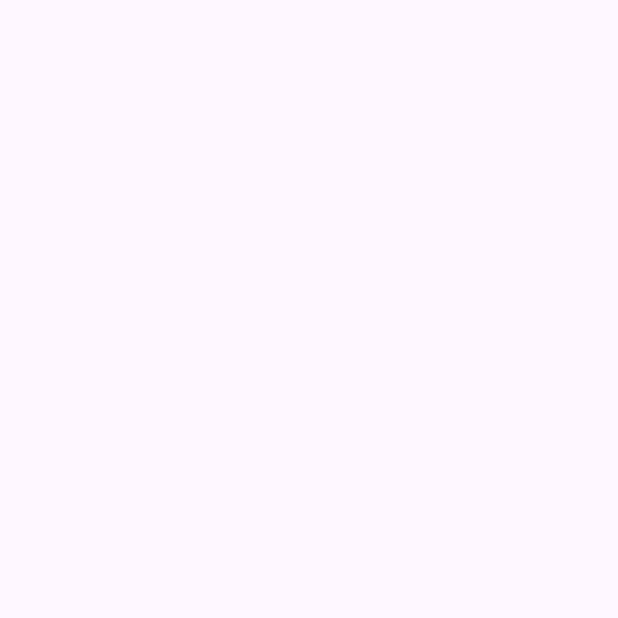
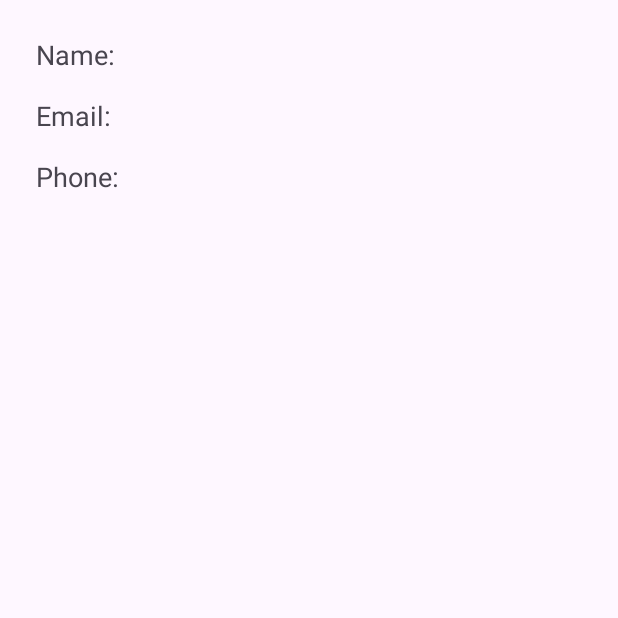
Before and after one commit to shree-2023/Register_Login, an Android app: the screen it shows after launch (Home), on a phone screen of 412 x 824 dp, the top half of it. Before the commit the part shown is empty. Run offline under Robolectric (Android 15) with nearby library versions, the phone set to English and light mode, and no system bars; our stand-ins replace Firebase (no records; nobody signed in at launch, a user with empty details on screens opened directly).

Commit message:
Second Commit

```diff
--- a/app/build.gradle.kts
+++ b/app/build.gradle.kts
@@ -38,6 +38,7 @@ dependencies {
     implementation("com.google.android.material:material:1.11.0")
     implementation("androidx.constraintlayout:constraintlayout:2.1.4")
     implementation("com.google.firebase:firebase-auth:23.0.0")
+    implementation("com.google.firebase:firebase-firestore:25.0.0")
     testImplementation("junit:junit:4.13.2")
     androidTestImplementation("androidx.test.ext:junit:1.1.5")
     androidTestImplementation("androidx.test.espresso:espresso-core:3.5.1")
--- a/app/src/main/AndroidManifest.xml
+++ b/app/src/main/AndroidManifest.xml
@@ -31,9 +31,6 @@
             </intent-filter>
         </activity>
 
-        <meta-data
-            android:name="com.google.android.geo.API_KEY"
-            android:value="AIzaSyDXKHRBe1Chg37oJVOmkmmgZ4U9opVCKDc" />
     </application>
 
 </manifest>
--- a/app/src/main/java/com/example/register_login_app/Home.java
+++ b/app/src/main/java/com/example/register_login_app/Home.java
@@ -2,13 +2,36 @@ package com.example.register_login_app;
 
 import androidx.appcompat.app.AppCompatActivity;
 
+import android.annotation.SuppressLint;
 import android.os.Bundle;
+import android.widget.TextView;
+import com.google.firebase.auth.FirebaseAuth;
+import com.google.firebase.auth.FirebaseUser;
 
 public class Home extends AppCompatActivity {
+    private TextView nameTextView, emailTextView, phoneTextView;
+    private FirebaseAuth auth;
 
+    @SuppressLint("MissingInflatedId")
     @Override
     protected void onCreate(Bundle savedInstanceState) {
         super.onCreate(savedInstanceState);
         setContentView(R.layout.activity_home);
+
+        nameTextView = findViewById(R.id.nameTextView);
+        emailTextView = findViewById(R.id.emailTextView);
+        phoneTextView = findViewById(R.id.phoneTextView);
+        auth = FirebaseAuth.getInstance();
+
+        FirebaseUser user = auth.getCurrentUser();
+        if (user != null) {
+            emailTextView.setText(user.getEmail());
+
+            // Assuming phone number and name are stored in user profile or Firestore database
+            // Here we just display placeholders
+            // Replace with actual retrieval from Firestore if needed
+            phoneTextView.setText("Phone: Placeholder");
+            nameTextView.setText("Name: Placeholder");
+        }
     }
 }
--- a/app/src/main/res/layout/activity_home.xml
+++ b/app/src/main/res/layout/activity_home.xml
@@ -1,9 +1,31 @@
 <?xml version="1.0" encoding="utf-8"?>
-<androidx.constraintlayout.widget.ConstraintLayout xmlns:android="http://schemas.android.com/apk/res/android"
-    xmlns:app="http://schemas.android.com/apk/res-auto"
-    xmlns:tools="http://schemas.android.com/tools"
+<LinearLayout xmlns:android="http://schemas.android.com/apk/res/android"
     android:layout_width="match_parent"
     android:layout_height="match_parent"
-    tools:context=".Home">
+    android:orientation="vertical"
+    android:padding="16dp">
 
-</androidx.constraintlayout.widget.ConstraintLayout>
+    <TextView
+        android:id="@+id/nameTextView"
+        android:layout_width="wrap_content"
+        android:layout_height="wrap_content"
+        android:text="Name: "
+        android:textSize="18sp"
+        android:padding="8dp"/>
+
+    <TextView
+        android:id="@+id/emailTextView"
+        android:layout_width="wrap_content"
+        android:layout_height="wrap_content"
+        android:text="Email: "
+        android:textSize="18sp"
+        android:padding="8dp"/>
+
+    <TextView
+        android:id="@+id/phoneTextView"
+        android:layout_width="wrap_content"
+        android:layout_height="wrap_content"
+        android:text="Phone: "
+        android:textSize="18sp"
+        android:padding="8dp"/>
+</LinearLayout>
```
Also changed, not shown: app/src/main/java/com/example/register_login_app/Login.java (+32 -7 lines), app/src/main/java/com/example/register_login_app/Register.java (+64 -43 lines), app/src/main/res/drawable/background_img.jpg (added).
